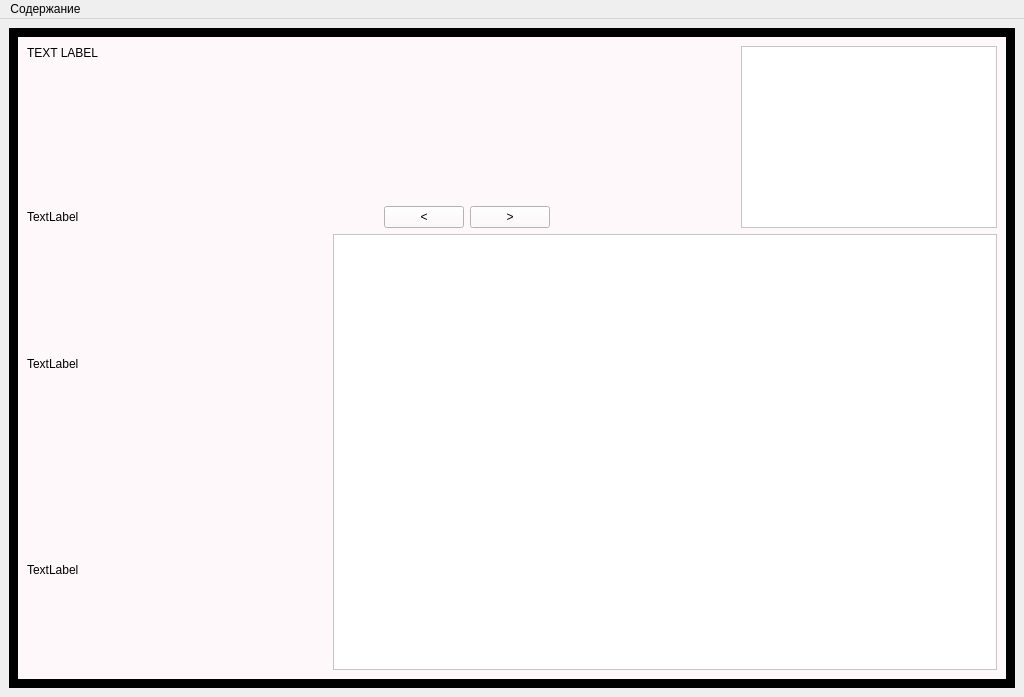
dpq/gaia, file redbook.ui: the form before one commit.
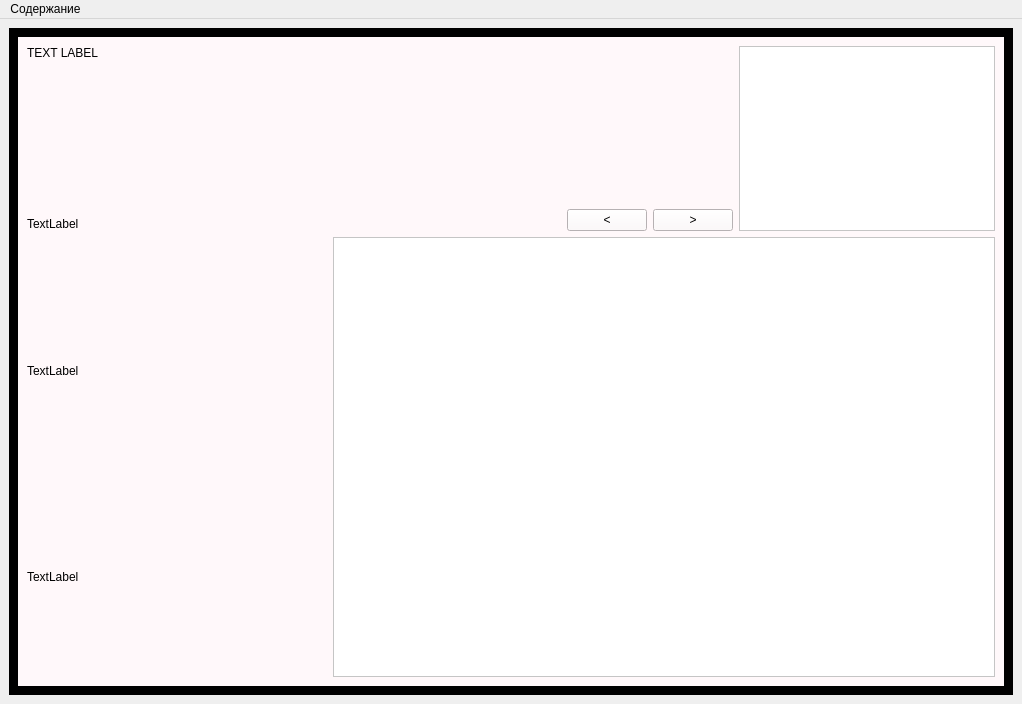
The form after the commit. The open tabs and pages were chosen to show the change. Icons and pictures are not drawn. Custom widgets are drawn as their Qt base class.

```diff
--- a/redbook.ui
+++ b/redbook.ui
@@ -5,8 +5,8 @@
    <rect>
     <x>0</x>
     <y>0</y>
-    <width>1024</width>
-    <height>697</height>
+    <width>1022</width>
+    <height>704</height>
    </rect>
   </property>
   <property name="windowTitle" >
@@ -17,8 +17,8 @@
     <rect>
      <x>0</x>
      <y>30</y>
-     <width>1024</width>
-     <height>667</height>
+     <width>1022</width>
+     <height>674</height>
     </rect>
    </property>
    <layout class="QGridLayout" >
@@ -460,8 +460,8 @@
         <rect>
          <x>0</x>
          <y>0</y>
-         <width>1006</width>
-         <height>649</height>
+         <width>1004</width>
+         <height>656</height>
         </rect>
        </property>
        <layout class="QVBoxLayout" >
@@ -472,12 +472,12 @@
             <property name="styleSheet" >
              <string notr="true" >background-color: rgb(255, 248, 250);</string>
             </property>
-            <layout class="QVBoxLayout" >
+            <layout class="QVBoxLayout" name="verticalLayout_2" >
              <item>
-              <layout class="QHBoxLayout" >
+              <layout class="QHBoxLayout" name="horizontalLayout_2" >
                <item>
-                <layout class="QGridLayout" >
-                 <item row="0" column="0" colspan="2" >
+                <layout class="QVBoxLayout" name="verticalLayout" >
+                 <item>
                   <widget class="QLabel" name="speciesLabel" >
                    <property name="sizePolicy" >
                     <sizepolicy vsizetype="Preferred" hsizetype="Expanding" >
@@ -491,22 +491,16 @@
                    <property name="text" >
                     <string>TEXT LABEL</string>
                    </property>
+                   <property name="alignment" >
+                    <set>Qt::AlignLeading|Qt::AlignLeft|Qt::AlignTop</set>
+                   </property>
                   </widget>
                  </item>
-                 <item row="1" column="0" colspan="2" >
-                  <spacer>
-                   <property name="orientation" >
-                    <enum>Qt::Vertical</enum>
-                   </property>
-                   <property name="sizeHint" stdset="0" >
-                    <size>
-                     <width>20</width>
-                     <height>40</height>
-                    </size>
-                   </property>
-                  </spacer>
-                 </item>
-                 <item row="2" column="0" >
+                 <item>
+                  <layout class="QGridLayout" name="gridLayout" >
+                   <item rowspan="2" row="0" column="0" >
+                    <layout class="QHBoxLayout" name="horizontalLayout" >
+                     <item>
                   <widget class="QLabel" name="commentLabel" >
                    <property name="styleSheet" >
                     <string notr="true" >font: 12pt "Sans Serif";</string>
@@ -514,10 +508,57 @@
                    <property name="text" >
                     <string>TextLabel</string>
                    </property>
-                  </widget>
-                 </item>
-                 <item row="2" column="1" >
+                       <property name="alignment" >
+                        <set>Qt::AlignBottom|Qt::AlignLeading|Qt::AlignLeft</set>
+                       </property>
+                      </widget>
+                     </item>
+                     <item>
+                      <spacer name="horizontalSpacer_2" >
+                       <property name="orientation" >
+                        <enum>Qt::Horizontal</enum>
+                       </property>
+                       <property name="sizeHint" stdset="0" >
+                        <size>
+                         <width>40</width>
+                         <height>20</height>
+                        </size>
+                       </property>
+                      </spacer>
+                     </item>
+                    </layout>
+                   </item>
+                   <item row="0" column="1" >
+                    <spacer name="verticalSpacer" >
+                     <property name="orientation" >
+                      <enum>Qt::Vertical</enum>
+                     </property>
+                     <property name="sizeType" >
+                      <enum>QSizePolicy::Preferred</enum>
+                     </property>
+                     <property name="sizeHint" stdset="0" >
+                      <size>
+                       <width>20</width>
+                       <height>18</height>
+                      </size>
+                     </property>
+                    </spacer>
+                   </item>
+                   <item row="1" column="1" >
                   <layout class="QHBoxLayout" >
+                     <item>
+                      <spacer name="horizontalSpacer" >
+                       <property name="orientation" >
+                        <enum>Qt::Horizontal</enum>
+                       </property>
+                       <property name="sizeHint" stdset="0" >
+                        <size>
+                         <width>40</width>
+                         <height>20</height>
+                        </size>
+                       </property>
+                      </spacer>
+                     </item>
                    <item>
                     <widget class="QPushButton" name="prevButton" >
                      <property name="sizePolicy" >
@@ -544,18 +585,7 @@
                      </property>
                     </widget>
                    </item>
-                   <item>
-                    <spacer>
-                     <property name="orientation" >
-                      <enum>Qt::Horizontal</enum>
-                     </property>
-                     <property name="sizeHint" stdset="0" >
-                      <size>
-                       <width>40</width>
-                       <height>20</height>
-                      </size>
-                     </property>
-                    </spacer>
+                    </layout>
                    </item>
                   </layout>
                  </item>
@@ -564,7 +594,7 @@
                <item>
                 <widget class="QListWidget" name="sectionList" >
                  <property name="sizePolicy" >
-                  <sizepolicy vsizetype="Expanding" hsizetype="Preferred" >
+                  <sizepolicy vsizetype="Maximum" hsizetype="Fixed" >
                    <horstretch>0</horstretch>
                    <verstretch>0</verstretch>
                   </sizepolicy>
@@ -654,7 +684,7 @@
                  <property name="sizePolicy" >
                   <sizepolicy vsizetype="Expanding" hsizetype="Expanding" >
                    <horstretch>0</horstretch>
-                   <verstretch>0</verstretch>
+                   <verstretch>1</verstretch>
                   </sizepolicy>
                  </property>
                  <property name="styleSheet" >
@@ -680,7 +710,7 @@
     <rect>
      <x>0</x>
      <y>0</y>
-     <width>1024</width>
+     <width>1022</width>
      <height>30</height>
     </rect>
    </property>
```
Left out of the diff: 4 changed lines with no effect on the pictures. Lines whose indentation alone changed are shown as unchanged.
